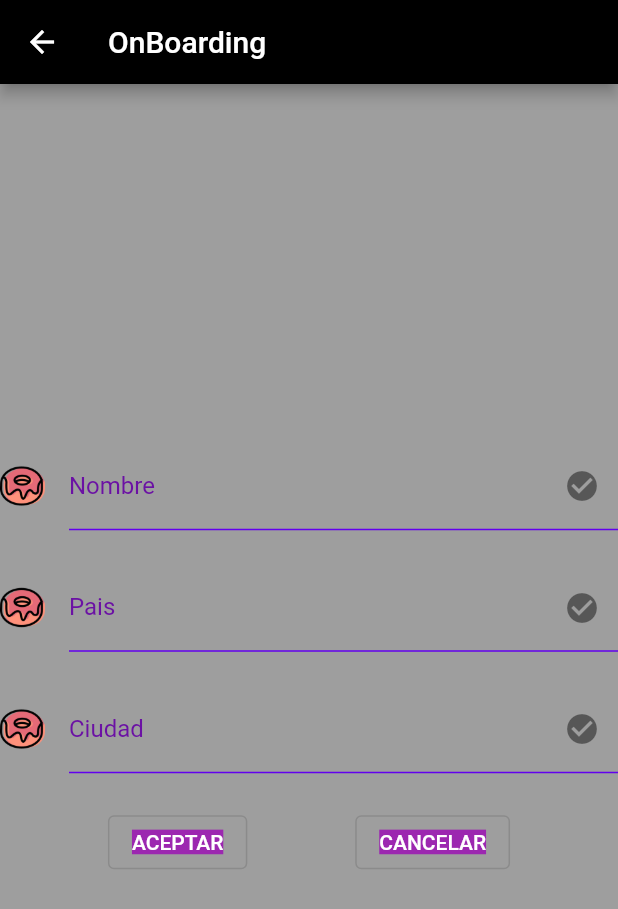
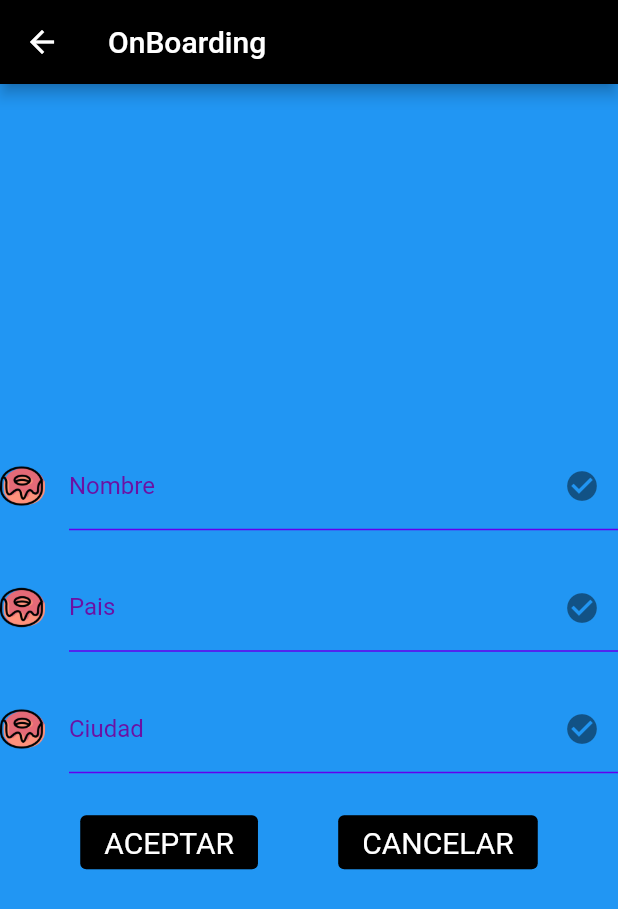
Before and after one commit to JessyLP/ExDIN, a Flutter app: the OnBoardingView screen opened directly, on a phone screen of 412 x 824 dp. Shown: the top 909 px of the screen. Run offline on Flutter 3.47's test engine with Material 2 defaults, Android fonts, the phone set to English and light mode, and no system bars; our stand-ins replace cloud_firestore, firebase_auth, firebase_core; accounts and stored records are empty.

Commit message:
Mod onboarding

```diff
--- a/lib/Views/OnBoardingView.dart
+++ b/lib/Views/OnBoardingView.dart
@@ -53,14 +53,14 @@ class OnBoardingView extends StatelessWidget {
                   onPressed:(){
                     btn1Pressed(context);
                   },
-                  child: Text("ACEPTAR",style: TextStyle(backgroundColor: Colors.purple,color: Colors.white)),
+                  child: Text("ACEPTAR"),style:OutlinedButton.styleFrom(primary: Colors.white, textStyle: TextStyle(fontSize: 20,), backgroundColor: Colors.black),
                 ),
                 OutlinedButton(
                   onPressed: () {
                     // Respond to button press
                     print("PRESIONASTES BOTON 2");
                   },
-                  child: Text("CANCELAR",style: TextStyle(backgroundColor: Colors.purple,color: Colors.white)),
+                  child: Text("CANCELAR"),style:OutlinedButton.styleFrom(primary: Colors.white, textStyle: TextStyle(fontSize: 20,),backgroundColor: Colors.black),
                 )
               ],
             )
@@ -68,7 +68,7 @@ class OnBoardingView extends StatelessWidget {
 
         ),
       ),
-      backgroundColor: Colors.grey,
+      backgroundColor: Colors.blue,
     );
   }
 }
```
